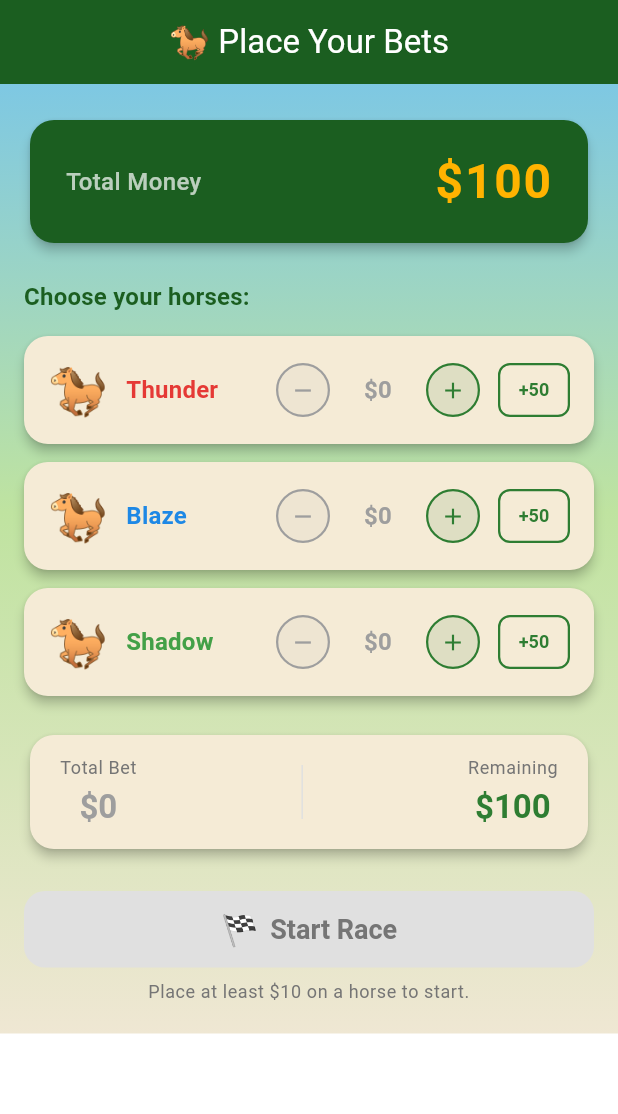
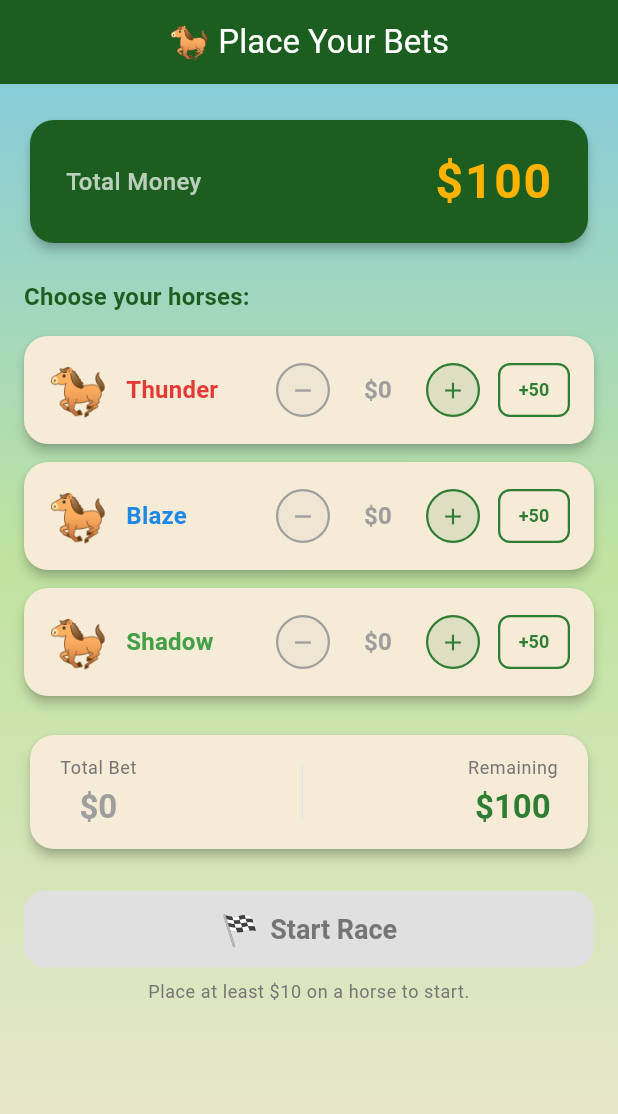
Before and after one commit to bavanchun/mini-racing-game, a Flutter app: the screen it shows after launch, on a phone screen of 412 x 824 dp. Shown: the top 1114 px of the screen. Run offline on Flutter 3.47's test engine with Material 3 defaults, Android fonts, the phone set to English and light mode, and no system bars; our stand-ins replace audioplayers, shared_preferences.

Commit message:
fix: extend race-day gradient edge-to-edge behind system nav bar
The earlier edge-to-edge SystemChrome change alone left a black band below
the content on Android: the gradient lived inside Scaffold.body, which stops
above the transparent nav-bar region. Move the gradient behind a transparent
Scaffold (extendBody: true) and force it to fill via SizedBox.expand so the
backdrop reaches the screen edges. Verified on a Pixel 8 emulator.

```diff
--- a/lib/widgets/app_background.dart
+++ b/lib/widgets/app_background.dart
@@ -12,7 +12,11 @@ class AppBackground extends StatelessWidget {
 
   @override
   Widget build(BuildContext context) {
-    return DecoratedBox(
+    // SizedBox.expand forces the gradient to fill all available space even when
+    // the child is shorter than the screen, so the backdrop reaches edge-to-edge
+    // (including behind the transparent system nav bar — no black band).
+    return SizedBox.expand(
+      child: DecoratedBox(
         decoration: const BoxDecoration(
           gradient: LinearGradient(
             begin: Alignment.topCenter,
@@ -26,6 +30,7 @@ class AppBackground extends StatelessWidget {
           ),
         ),
         child: child,
+      ),
     );
   }
 }
@@ -40,10 +45,17 @@ class GradientScaffold extends StatelessWidget {
 
   @override
   Widget build(BuildContext context) {
-    return Scaffold(
+    // The gradient sits BEHIND a transparent Scaffold (rather than inside its
+    // body) so it covers the entire window — including the region behind the
+    // bottom system nav bar. extendBody lets the body draw into that region too,
+    // so the cream gradient shows through instead of a black band.
+    return AppBackground(
+      child: Scaffold(
         backgroundColor: Colors.transparent,
+        extendBody: true,
         appBar: appBar,
-      body: AppBackground(child: body),
+        body: body,
+      ),
     );
   }
 }
```
Lines whose indentation alone changed are shown as unchanged.
